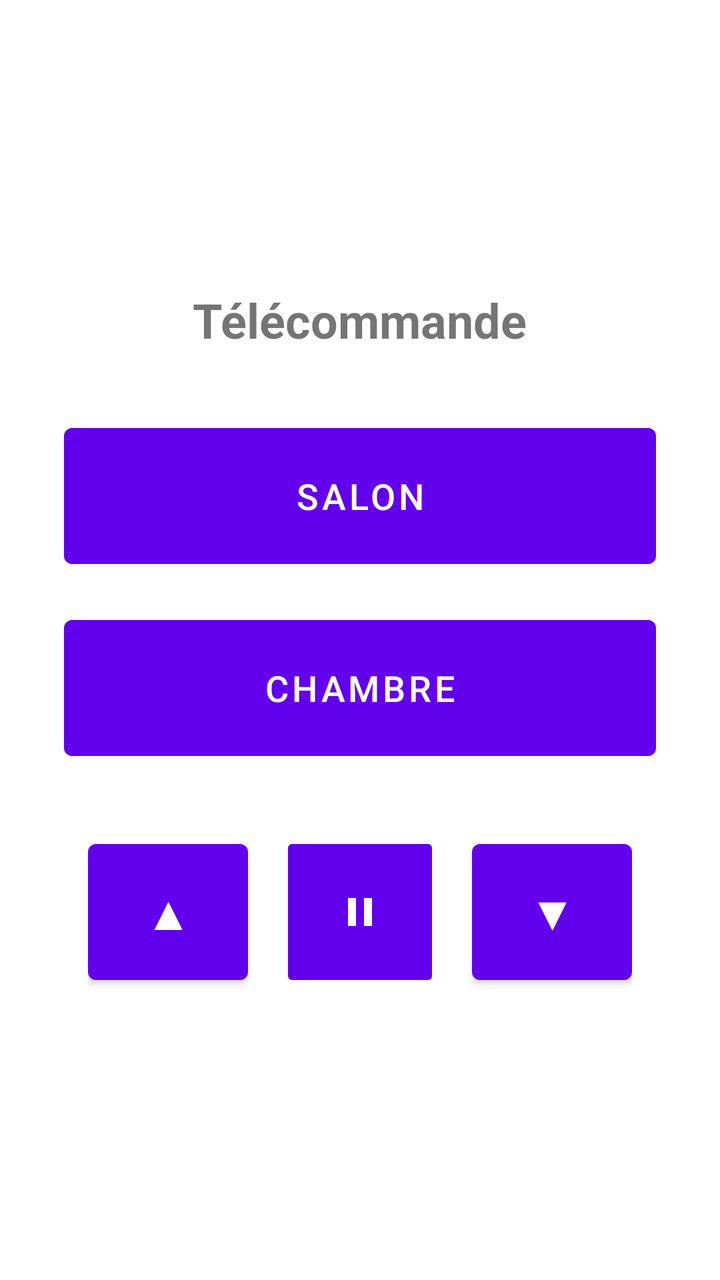
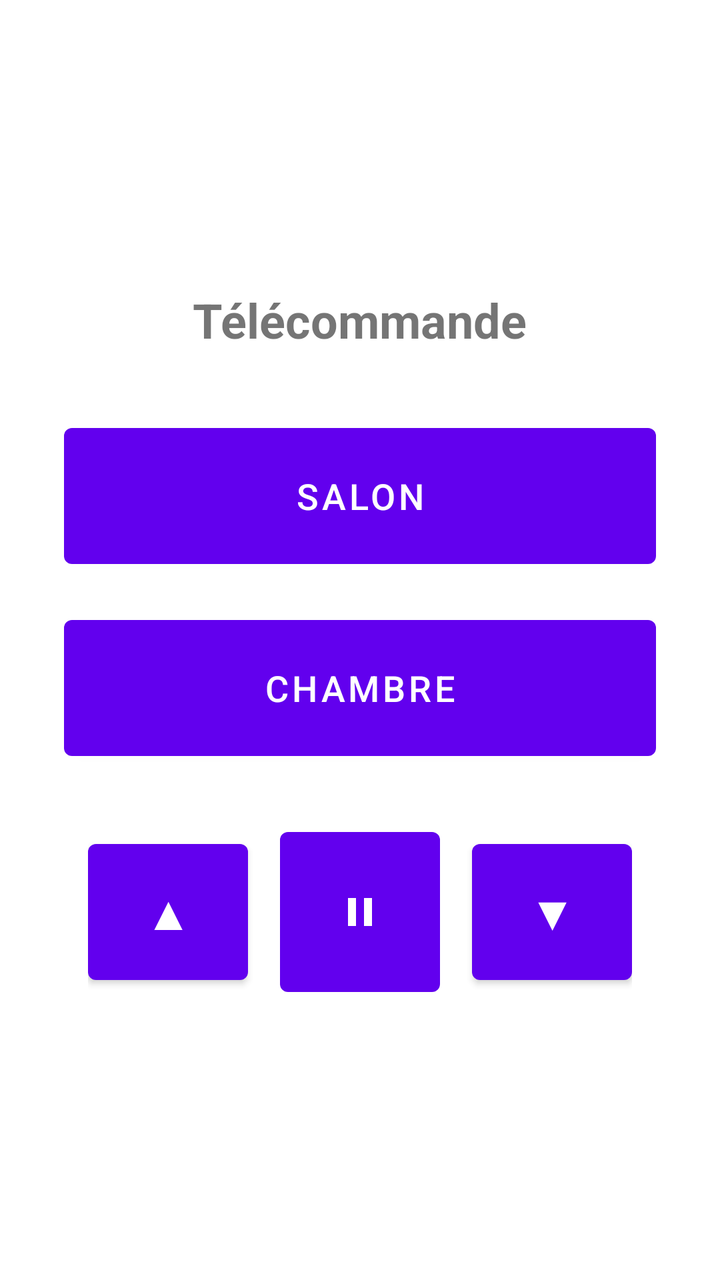

Compare the two renders of this Android layout. The source of the first and the diff that turns it into the second are given below.
<!-- AndroidManifest.xml: activity theme Theme.HelioFlow -->
<!-- res/layout/activity_remote.xml -->
<?xml version="1.0" encoding="utf-8"?>
<LinearLayout
    xmlns:android="http://schemas.android.com/apk/res/android"
    android:id="@+id/root_layout"
    android:layout_width="match_parent"
    android:layout_height="match_parent"
    android:orientation="vertical"
    android:padding="32dp"
    android:gravity="center"
    android:clipToPadding="false">

    
    <TextView
        android:layout_width="wrap_content"
        android:layout_height="wrap_content"
        android:text="@string/remote_title"
        android:textSize="24sp"
        android:textStyle="bold"
        android:layout_marginBottom="32dp" />

    
    <Button
        android:id="@+id/btn_salon"
        android:layout_width="match_parent"
        android:layout_height="80dp"
        android:text="@string/salon"
        android:textSize="18sp"
        android:layout_marginBottom="16dp" />

    
    <Button
        android:id="@+id/btn_chambre"
        android:layout_width="match_parent"
        android:layout_height="80dp"
        android:text="@string/chambre"
        android:textSize="18sp"
        android:layout_marginBottom="32dp" />

    
    <LinearLayout
        android:layout_width="wrap_content"
        android:layout_height="wrap_content"
        android:orientation="horizontal">

        
        <Button
            android:id="@+id/btn_up"
            android:layout_width="80dp"
            android:layout_height="80dp"
            android:text="@string/arrow_up"
            android:textSize="24sp"
            android:layout_marginEnd="16dp" />
        
        <ImageButton
            android:id="@+id/btn_pause"
            android:layout_width="80dp"
            android:layout_height="80dp"
            android:src="@drawable/pause_24px"
            android:scaleType="center"
            android:backgroundTint="?attr/colorPrimary"
            android:layout_marginEnd="16dp" />

        
        <Button
            android:id="@+id/btn_down"
            android:layout_width="80dp"
            android:layout_height="80dp"
            android:text="@string/arrow_down"
            android:textSize="24sp" />

    </LinearLayout>

</LinearLayout>
<!-- resources referenced by this layout -->
<resources>
  <!-- drawable pause_24px (drawable) -->
  <vector xmlns:android="http://schemas.android.com/apk/res/android"
      android:width="24dp"
      android:height="24dp"
      android:viewportWidth="24"
      android:viewportHeight="24">
      <path
          android:fillColor="@android:color/white"
          android:pathData="M6,19h4V5H6v14zm8-14v14h4V5h-4z"/>
  </vector>
  <string name="arrow_down">▼</string>
  <string name="arrow_up">▲</string>
  <string name="chambre">Chambre</string>
  <string name="remote_title">Télécommande</string>
  <string name="salon">Salon</string>
  <style name="Theme.HelioFlow" parent="Theme.MaterialComponents.Light.NoActionBar">
          <item name="android:statusBarColor">@android:color/white</item>
      </style>
</resources>

<!-- the commit's change to res/layout/activity_remote.xml (unified diff, before → after) -->
@@ -57,7 +57,7 @@
             android:layout_height="80dp"
             android:src="@drawable/pause_24px"
             android:scaleType="center"
-            android:backgroundTint="?attr/colorPrimary"
+            android:background="@drawable/btn_pause_bg"
             android:layout_marginEnd="16dp" />
 
         
<!-- resource entries referenced after the edit -->
@@ -1,5 +1,15 @@
 <!-- resources referenced by this layout -->
 <resources>
+  <!-- drawable btn_pause_bg (drawable) -->
+  <ripple xmlns:android="http://schemas.android.com/apk/res/android"
+      android:color="?attr/colorOnPrimary">
+      <item>
+          <shape android:shape="rectangle">
+              <solid android:color="?attr/colorPrimary" />
+              <corners android:radius="4dp" />
+          </shape>
+      </item>
+  </ripple>
   <!-- drawable pause_24px (drawable) -->
   <vector xmlns:android="http://schemas.android.com/apk/res/android"
       android:width="24dp"
